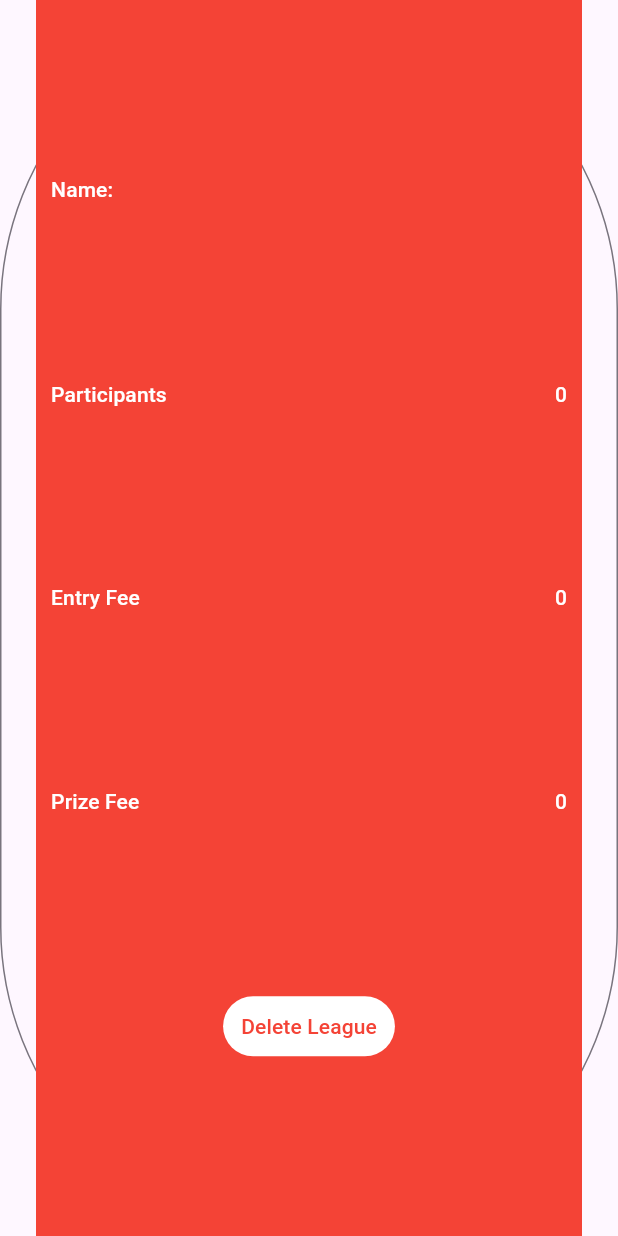
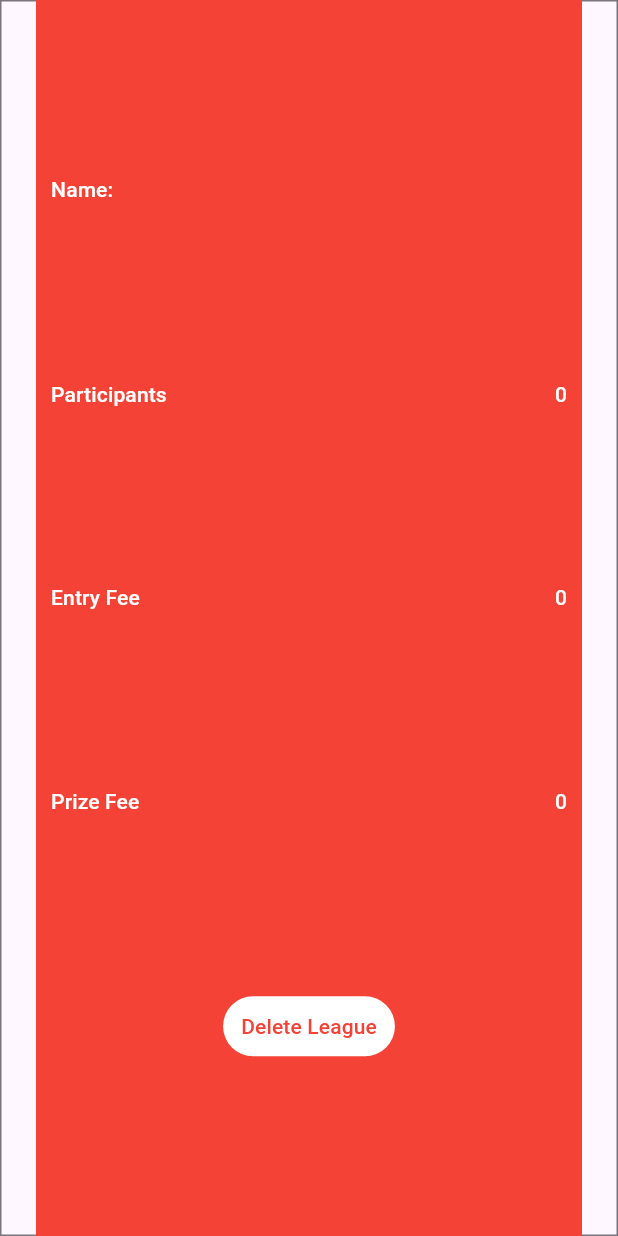
Before and after one commit to rbharath99/Pokemon-App, a Flutter app: the LeagueCard widget shown alone on an empty page, opened directly with empty values, on a phone screen of 412 x 824 dp. Run offline on Flutter 3.47's test engine with Material 3 defaults, Android fonts, the phone set to English and light mode, and no system bars; our stand-ins replace bloc, cloud_firestore, equatable, firebase_core, flutter_bloc, go_router and 1 more; accounts and stored records are empty; statements that could not run were skipped.

Commit message:
style: rectangle shape for league card (#18)

```diff
--- a/lib/pokemon_league/view/league_card.dart
+++ b/lib/pokemon_league/view/league_card.dart
@@ -20,6 +20,13 @@ class LeagueCard extends StatelessWidget {
           },
         );
       },
+      style: ButtonStyle(
+        shape: MaterialStatePropertyAll<RoundedRectangleBorder>(
+          RoundedRectangleBorder(
+            borderRadius: BorderRadius.circular(0),
+          ),
+        ),
+      ),
       child: Container(
         padding: EdgeInsets.symmetric(horizontal: 10),
         color: Colors.red,
```
